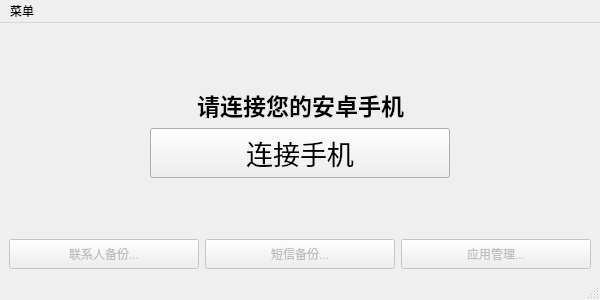
Old version of the form src/PC-Client/GUI/MainWindow.ui in the repository shengyun-zhou/AndroidPhone-Assistant-Linux.
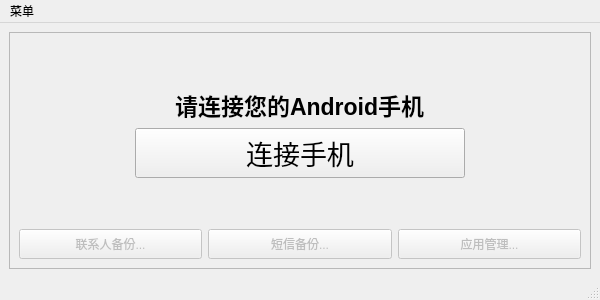
New version of the form.

What changed in the file:
```diff
--- a/src/PC-Client/GUI/MainWindow.ui
+++ b/src/PC-Client/GUI/MainWindow.ui
@@ -16,6 +16,16 @@
   <widget class="QWidget" name="centralwidget">
    <layout class="QVBoxLayout" name="verticalLayout_2">
     <item>
+     <widget class="QFrame" name="frame">
+      <property name="frameShape">
+       <enum>QFrame::StyledPanel</enum>
+      </property>
+      <property name="frameShadow">
+       <enum>QFrame::Sunken</enum>
+      </property>
+      <property name="lineWidth">
+       <number>1</number>
+      </property>
      <layout class="QVBoxLayout" name="verticalLayout">
       <item>
        <spacer name="verticalSpacer_2">
@@ -73,7 +83,7 @@
                </font>
               </property>
               <property name="text">
-               <string>请连接您的安卓手机</string>
+                <string>请连接您的Android手机</string>
               </property>
              </widget>
             </item>
@@ -202,6 +212,7 @@
        </layout>
       </item>
      </layout>
+     </widget>
     </item>
    </layout>
   </widget>
```
Left out of the diff: 20 changed lines with no effect on the pictures. Lines whose indentation alone changed are shown as unchanged.
